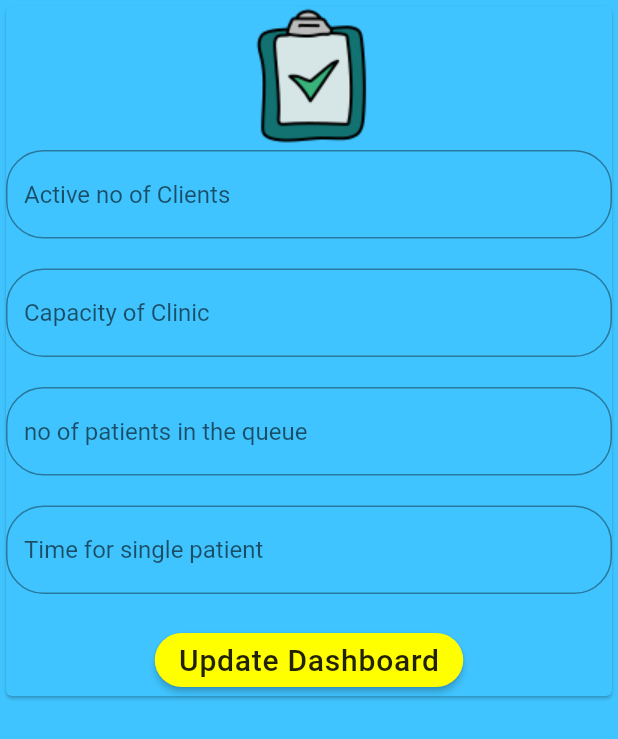
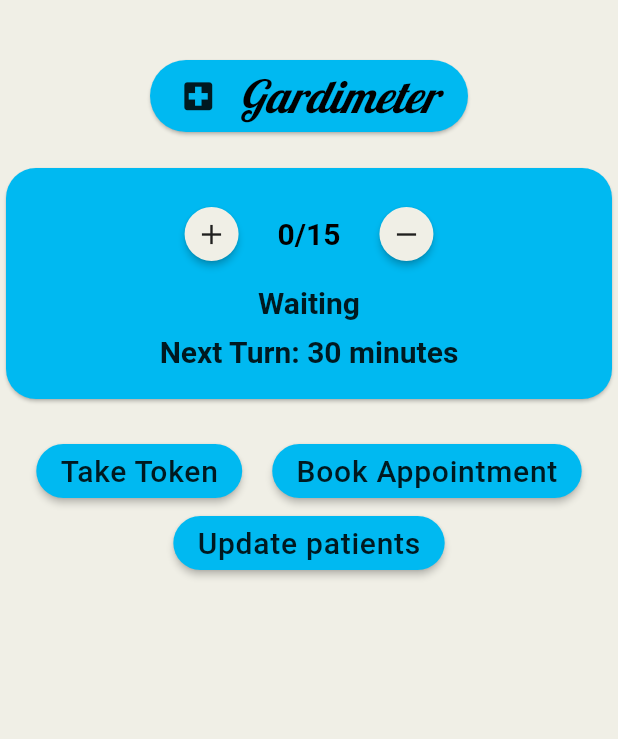
Before and after one commit to ripulagrawal98/flutter_login, a Flutter app: the screen it shows after launch, after a tap on "Update patients", on a phone screen of 412 x 824 dp. Shown: the top 739 px of the screen. Run offline on Flutter 3.47's test engine with Material 2 defaults, Android fonts, the phone set to English and light mode, and no system bars; our stand-ins replace firebase_core, firebase_database; accounts and stored records are empty; Roboto replaces fonts that are missing (SourceSansPro).

Commit message:
initial commit

```diff
--- /dev/null
+++ b/lib/UpdateData.dart
@@ -0,0 +1,227 @@
+import 'package:firebase_database/firebase_database.dart';
+import 'package:flutter/material.dart';
+import 'package:flutter_login/main.dart';
+
+extension ColorExtension on String {
+  toColor() {
+    var hexColor = this.replaceAll("#", "");
+    if (hexColor.length == 6) {
+      hexColor = "FF" + hexColor;
+    }
+    if (hexColor.length == 8) {
+      return Color(int.parse("0x$hexColor"));
+    }
+  }
+}
+
+class UpdateData extends StatefulWidget {
+  @override
+  _UpdateDataState createState() => _UpdateDataState();
+}
+
+class _UpdateDataState extends State<UpdateData> {
+  final ref = FirebaseDatabase.instance.reference();
+
+  int maximum = 15;
+  int active = 0;
+  Color c = const Color(0xFF42A5F5);
+
+  @override
+  Widget build(BuildContext context) {
+    return MaterialApp(
+      home: Scaffold(
+//        backgroundColor: Colors.white,
+        backgroundColor: "#F0EFE6".toColor(),
+//        appBar: AppBar(
+//          title: Text("UpdateScreen"),
+//        ),
+        body: Container(
+          padding: EdgeInsets.symmetric(vertical: 20.0),
+          child: Column(
+            children: <Widget>[
+              Card(
+                margin: EdgeInsets.symmetric(vertical: 20.0, horizontal: 100.0),
+                color: '#00B9F1'.toColor(),
+                child: Padding(
+                  padding: EdgeInsets.all(5.0),
+                  child: Row(
+                    mainAxisAlignment: MainAxisAlignment.spaceEvenly,
+                    children: <Widget>[
+                      Icon(
+                        Icons.local_hospital,
+                        size: 25.0,
+                      ),
+                      Text(
+                        "Gardimeter",
+                        textAlign: TextAlign.center,
+                        style: TextStyle(
+                          fontStyle: FontStyle.italic,
+                          fontSize: 30.0,
+                          fontFamily: "Lobster",
+                          color: Colors.black,
+                        ),
+                      ),
+                    ],
+                  ),
+                ),
+                shape: RoundedRectangleBorder(
+                  borderRadius: BorderRadius.circular(200.0),
+                ),
+              ),
+              Card(
+                color: '#00B9F1'.toColor(),
+                child: Padding(
+                  padding: EdgeInsets.all(20.0),
+                  child: Column(
+                    mainAxisAlignment: MainAxisAlignment.center,
+                    children: <Widget>[
+                      Row(
+                        mainAxisAlignment: MainAxisAlignment.center,
+                        children: <Widget>[
+                          RawMaterialButton(
+                            onPressed: () {
+                              setState(() {
+                                if (active < maximum) {
+                                  active = active + 1;
+                                }
+                              });
+//                              active = active + 1;
+                            },
+                            elevation: 2.0,
+                            fillColor: "#F0EFE6".toColor(),
+                            child: Icon(
+                              Icons.add,
+                              size: 22.0,
+                            ),
+                            shape: CircleBorder(),
+                          ),
+                          SizedBox(
+                            height: 10.0,
+                          ),
+                          Text(
+                            "$active/$maximum",
+                            textAlign: TextAlign.center,
+                            style: TextStyle(
+                              fontFamily: "SourceSansPro",
+                              fontSize: 20.0,
+                              fontWeight: FontWeight.bold,
+                              color: Colors.black,
+                            ),
+                          ),
+                          SizedBox(
+                            height: 10.0,
+                          ),
+                          RawMaterialButton(
+                            onPressed: () {
+                              setState(() {
+                                if (active > 0) {
+                                  active = active - 1;
+                                }
+                              });
+                            },
+                            elevation: 2.0,
+                            fillColor: "#F0EFE6".toColor(),
+                            child: Icon(
+                              Icons.remove,
+                              size: 22.0,
+                            ),
+                            shape: CircleBorder(),
+                          ),
+                        ],
+                      ),
+                      SizedBox(
+                        height: 10.0,
+                      ),
+                      Text(
+                        "Waiting",
+                        textAlign: TextAlign.center,
+                        style: TextStyle(
+                          fontFamily: "SourceSansPro",
+                          fontSize: 20.0,
+                          fontWeight: FontWeight.bold,
+                          color: Colors.black87,
+                        ),
+                      ),
+                      SizedBox(
+                        height: 10.0,
+                      ),
+                      Text(
+                        "Next Turn: 30 minutes",
+                        textAlign: TextAlign.center,
+                        style: TextStyle(
+                          fontFamily: "SourceSansPro",
+                          fontSize: 20.0,
+                          fontWeight: FontWeight.bold,
+                          color: Colors.black87,
+                        ),
+                      )
+                    ],
+                  ),
+                ),
+                shape: RoundedRectangleBorder(
+                    borderRadius: BorderRadius.circular(20.0)),
+              ),
+              SizedBox(
+                height: 20.0,
+              ),
+              Row(
+                crossAxisAlignment: CrossAxisAlignment.center,
+                mainAxisAlignment: MainAxisAlignment.center,
+                children: <Widget>[
+                  RaisedButton(
+                    onPressed: () {},
+                    child: Text(
+                      'Take Token',
+                      style: TextStyle(
+                          fontSize: 20.0,
+                          letterSpacing: 0.5,
+                          fontFamily: "SourceSansPro"),
+                    ),
+                    color: '#00B9F1'.toColor(),
+                    shape: RoundedRectangleBorder(
+                        borderRadius: BorderRadius.circular(30.0)),
+                  ),
+                  SizedBox(
+                    width: 20.0,
+                  ),
+                  RaisedButton(
+                    onPressed: () {},
+                    child: Text(
+                      'Book Appointment',
+                      style: TextStyle(
+                          fontSize: 20.0,
+                          letterSpacing: 0.5,
+                          fontFamily: "SourceSansPro"),
+                    ),
+                    color: '#00B9F1'.toColor(),
+                    shape: RoundedRectangleBorder(
+                        borderRadius: BorderRadius.circular(30.0)),
+                  ),
+                ],
+              ),
+              RaisedButton(
+                onPressed: () {
+                  Navigator.push(context,
+                      MaterialPageRoute(builder: (context) => new Dashboard()));
+                },
+                child: Text(
+                  'Update patients',
+                  style: TextStyle(
+                      fontSize: 20.0,
+                      letterSpacing: 0.5,
+                      fontFamily: "SourceSansPro"),
+                ),
+                color: '#00B9F1'.toColor(),
+                shape: RoundedRectangleBorder(
+                    borderRadius: BorderRadius.circular(30.0)),
+              ),
+              SizedBox(
+                height: 20.0,
+              ),
+            ],
+          ),
+        ),
+      ),
+    );
+  }
+}
--- a/lib/main.dart
+++ b/lib/main.dart
@@ -4,6 +4,7 @@ import 'package:flutter/material.dart';
 import 'package:flutter/widgets.dart';
 import 'package:firebase_database/firebase_database.dart';
 import 'package:flutter_login/clinicData.dart';
+import 'UpdateData.dart';
 
 void main() {
   runApp(MaterialApp(
@@ -353,12 +354,15 @@ class _DashboardState extends State<Dashboard> {
               RaisedButton(
                 onPressed: () {
 //                  UpdateText();
-                  Navigator.push(
-                    context,
-                    MaterialPageRoute(builder: (context) => UpdateDashboard()),
-                  );
+//                  Navigator.push(
+//                    context,
+//                    MaterialPageRoute(builder: (context) => UpdateDashboard()),
+//                  );
+//                },
+                  Navigator.push(context,
+                      MaterialPageRoute(
+                          builder: (context) => new UpdateData()));
                 },
-
                 child: Text(
                   'Update patients',
                   style: TextStyle(
@@ -406,145 +410,145 @@ class _DashboardState extends State<Dashboard> {
   }
 }
 
-class UpdateDashboard extends StatefulWidget {
-  @override
-  _UpdateDashboardState createState() => _UpdateDashboardState();
-}
+//class UpdateDashboard extends StatefulWidget {
+//  @override
+//  _UpdateDashboardState createState() => _UpdateDashboardState();
+//}
+//
+//class _UpdateDashboardState extends State<UpdateDashboard> {
+//  final ref = FirebaseDatabase.instance.reference();
+//  final name = "Name";
+//  final active_controller = TextEditingController();
+//  final max_controller = TextEditingController();
+//  final waiting_controller = TextEditingController();
+//  final wait_time_controller = TextEditingController();
+//
+//  @override
+//  Widget build(BuildContext context) {
 
-class _UpdateDashboardState extends State<UpdateDashboard> {
-  final ref = FirebaseDatabase.instance.reference();
-  final name = "Name";
-  final active_controller = TextEditingController();
-  final max_controller = TextEditingController();
-  final waiting_controller = TextEditingController();
-  final wait_time_controller = TextEditingController();
 
-  @override
-  Widget build(BuildContext context) {
-//    final ref = fb.reference();
-    var retrievedName;
-    return MaterialApp(
-      home: Scaffold(
-        backgroundColor: Colors.lightBlueAccent,
-        body: SafeArea(
-          child: ListView(
-            children: <Widget>[
-              Card(
-                color: Colors.lightBlueAccent,
-                child: Column(
-                  mainAxisAlignment: MainAxisAlignment.center,
-                  children: <Widget>[
-                    Image(
-                      alignment: Alignment.center,
-                      image: AssetImage("images/doodle.png"),
-                    ),
-                    TextFormField(
-                      controller: active_controller,
-                      decoration: InputDecoration(
-                        border: OutlineInputBorder(
-                            borderRadius: BorderRadius.circular(25.0)
-                        ),
-                        hintText: "Active no of Clients",
-                        fillColor: Colors.teal,
-                      ),
-                      keyboardType: TextInputType.number,
-                    ),
-                    SizedBox(
-                      height: 20.0,
-                    ),
-                    TextFormField(
-                      controller: max_controller,
-                      decoration: InputDecoration(
-                        border: OutlineInputBorder(
-                            borderRadius: BorderRadius.circular(25.0)
-                        ),
-                        hintText: "Capacity of Clinic",
-                        fillColor: Colors.teal,
-                      ),
-                      keyboardType: TextInputType.number,
-                    ),
-                    SizedBox(
-                      height: 20.0,
-                    ),
-                    TextFormField(
-                      controller: waiting_controller,
-                      decoration: InputDecoration(
-                        border: OutlineInputBorder(
-                            borderRadius: BorderRadius.circular(25.0)
-                        ),
-                        hintText: "no of patients in the queue",
-                        fillColor: Colors.teal,
-                      ),
-                      keyboardType: TextInputType.number,
-                    ),
-                    SizedBox(
-                      height: 20.0,
-                    ),
-                    TextFormField(
-                      controller: wait_time_controller,
-                      decoration: InputDecoration(
-                        border: OutlineInputBorder(
-                            borderRadius: BorderRadius.circular(25.0)
-                        ),
-                        hintText: "Time for single patient",
-                        fillColor: Colors.teal,
-                      ),
-                      keyboardType: TextInputType.datetime,
-                    ),
-                    SizedBox(
-                      height: 20.0,
-                    ),
-                    RaisedButton(
-                      onPressed: () {
-                        uploadToFirebase();
-                        dynamic active = active_controller.text;
-                        dynamic maxium = max_controller.text;
-                        dynamic waiting_list = waiting_controller.text;
-                        dynamic waiting_time = wait_time_controller.text;
-
-                        Navigator.push(
-                          context,
-                          MaterialPageRoute(
-                              builder: (context) =>
-                                  Dashboard()),
-                        );
-                      },
-                      child: Text(
-                        'Update Dashboard',
-                        style: TextStyle(
-                            fontSize: 20.0,
-                            letterSpacing: 0.5,
-                            fontFamily: "SourceSansPro"),
-                      ),
-                      color: Colors.yellowAccent,
-                      shape: RoundedRectangleBorder(
-                          borderRadius: BorderRadius.circular(30.0)),
-                    ),
-
-                  ],
-                ),
-              ),
-
-            ],
-          ),
-        ),
-      ),
-    );
-  }
-
-  void uploadToFirebase() {
-    ref.child("Clinical Data").push().set(
-        {
-          "active_patients": active_controller.text,
-          "max_patients": max_controller.text,
-          "waiting_list": waiting_controller.text,
-          "waiting_time": wait_time_controller.text,
-        }
-    );
-  }
-
-}
-
+//    return MaterialApp(
+//      home: Scaffold(
+//        backgroundColor: Colors.lightBlueAccent,
+//        body: SafeArea(
+//          child: ListView(
+//            children: <Widget>[
+//              Card(
+//                color: Colors.lightBlueAccent,
+//                child: Column(
+//                  mainAxisAlignment: MainAxisAlignment.center,
+//                  children: <Widget>[
+//                    Image(
+//                      alignment: Alignment.center,
+//                      image: AssetImage("images/doodle.png"),
+//                    ),
+//                    TextFormField(
+//                      controller: active_controller,
+//                      decoration: InputDecoration(
+//                        border: OutlineInputBorder(
+//                            borderRadius: BorderRadius.circular(25.0)
+//                        ),
+//                        hintText: "Active no of Clients",
+//                        fillColor: Colors.teal,
+//                      ),
+//                      keyboardType: TextInputType.number,
+//                    ),
+//                    SizedBox(
+//                      height: 20.0,
+//                    ),
+//                    TextFormField(
+//                      controller: max_controller,
+//                      decoration: InputDecoration(
+//                        border: OutlineInputBorder(
+//                            borderRadius: BorderRadius.circular(25.0)
+//                        ),
+//                        hintText: "Capacity of Clinic",
+//                        fillColor: Colors.teal,
+//                      ),
+//                      keyboardType: TextInputType.number,
+//                    ),
+//                    SizedBox(
+//                      height: 20.0,
+//                    ),
+//                    TextFormField(
+//                      controller: waiting_controller,
+//                      decoration: InputDecoration(
+//                        border: OutlineInputBorder(
+//                            borderRadius: BorderRadius.circular(25.0)
+//                        ),
+//                        hintText: "no of patients in the queue",
+//                        fillColor: Colors.teal,
+//                      ),
+//                      keyboardType: TextInputType.number,
+//                    ),
+//                    SizedBox(
+//                      height: 20.0,
+//                    ),
+//                    TextFormField(
+//                      controller: wait_time_controller,
+//                      decoration: InputDecoration(
+//                        border: OutlineInputBorder(
+//                            borderRadius: BorderRadius.circular(25.0)
+//                        ),
+//                        hintText: "Time for single patient",
+//                        fillColor: Colors.teal,
+//                      ),
+//                      keyboardType: TextInputType.datetime,
+//                    ),
+//                    SizedBox(
+//                      height: 20.0,
+//                    ),
+//                    RaisedButton(
+//                      onPressed: () {
+//                        uploadToFirebase();
+//                        dynamic active = active_controller.text;
+//                        dynamic maxium = max_controller.text;
+//                        dynamic waiting_list = waiting_controller.text;
+//                        dynamic waiting_time = wait_time_controller.text;
+//
+//                        Navigator.push(
+//                          context,
+//                          MaterialPageRoute(
+//                              builder: (context) =>
+//                                  Dashboard()),
+//                        );
+//                      },
+//                      child: Text(
+//                        'Update Dashboard',
+//                        style: TextStyle(
+//                            fontSize: 20.0,
+//                            letterSpacing: 0.5,
+//                            fontFamily: "SourceSansPro"),
+//                      ),
+//                      color: Colors.yellowAccent,
+//                      shape: RoundedRectangleBorder(
+//                          borderRadius: BorderRadius.circular(30.0)),
+//                    ),
+//
+//                  ],
+//                ),
+//              ),
+//
+//            ],
+//          ),
+//        ),
+//      ),
+//    );
+//  }
+//
+//  void uploadToFirebase() {
+//    ref.child("Clinical Data").push().set(
+//        {
+//          "active_patients": active_controller.text,
+//          "max_patients": max_controller.text,
+//          "waiting_list": waiting_controller.text,
+//          "waiting_time": wait_time_controller.text,
+//        }
+//    );
+//  }
+//
+//}
+//
 
 //class SecondScreen extends StatelessWidget {
 //  @override
```
